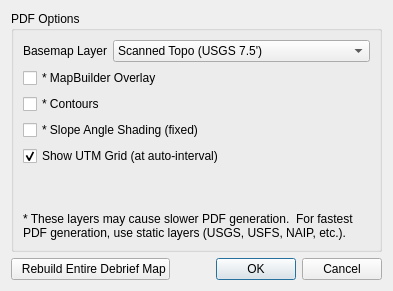
Qt form debriefOptionsDialog.ui (ncssar/plans_console) before a commit.
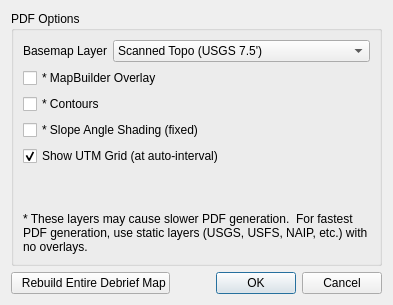
The same form after that commit. Icons and pictures are not drawn.

Commit message:
GUI cleanup; debrief map retry cleanup
changing debrief map midstream is a different task; probably not as high priority

```diff
--- a/debriefOptionsDialog.ui
+++ b/debriefOptionsDialog.ui
@@ -6,8 +6,8 @@
    <rect>
     <x>0</x>
     <y>0</y>
-    <width>415</width>
-    <height>282</height>
+    <width>620</width>
+    <height>484</height>
    </rect>
   </property>
   <property name="windowTitle">
@@ -130,7 +130,7 @@
           <item>
            <widget class="QLabel" name="label_2">
             <property name="text">
-             <string>* These layers may cause slower PDF generation.  For fastest PDF generation, use static layers (USGS, USFS, NAIP, etc.).</string>
+             <string>* These layers may cause slower PDF generation.  For fastest PDF generation, use static layers (USGS, USFS, NAIP, etc.) with no overlays.</string>
             </property>
             <property name="wordWrap">
              <bool>true</bool>
```
The commit also changes 3 other files.
